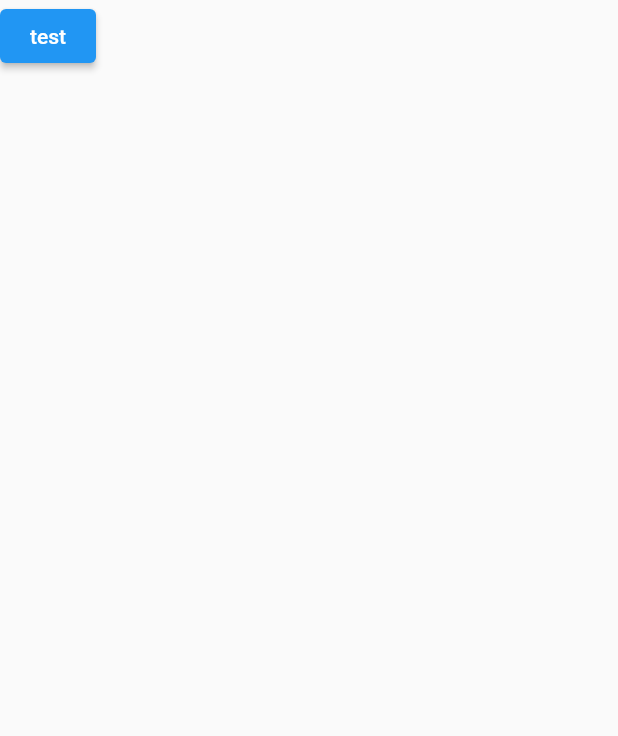
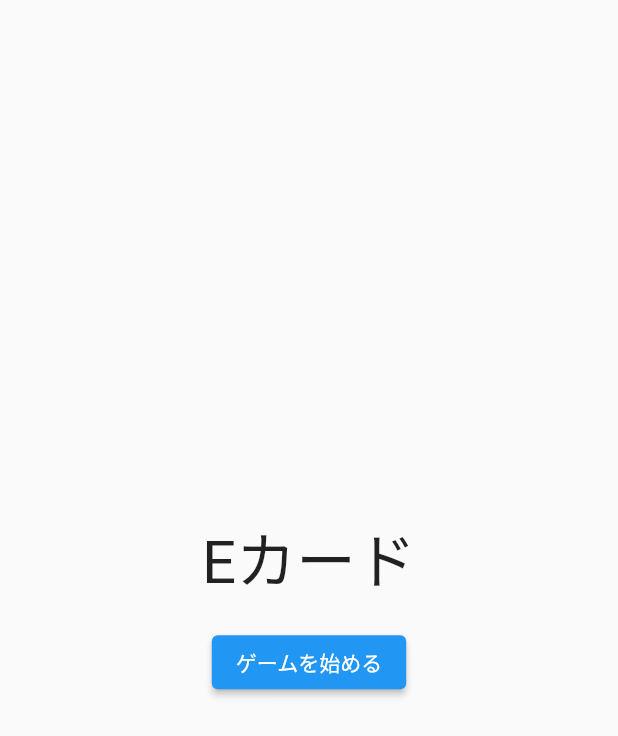
Before and after one commit to K-shir0/e-card, a Flutter app: the screen it shows after launch, on a phone screen of 412 x 824 dp. Shown: the top 736 px of the screen. Run offline on Flutter 3.47's test engine with Material 2 defaults, Android fonts, the phone set to English and light mode, and no system bars; our stand-ins replace flutter_hooks, freezed_annotation, hooks_riverpod; missing offline and left inert: flutter_state_notifier.

Commit message:
feat: タイトル画面を作成

```diff
--- a/lib/pages/start.dart
+++ b/lib/pages/start.dart
@@ -4,9 +4,20 @@ class StartPage extends StatelessWidget {
   @override
   Widget build(BuildContext context) {
     return Scaffold(
-      body: ElevatedButton(
-        onPressed: () => Navigator.pushNamed(context, '/play'),
-        child: Text("test"),
+      body: Center(
+        child: Column(
+          mainAxisAlignment: MainAxisAlignment.center,
+          children: [
+            Text("Eカード", style: const TextStyle(fontSize: 40),),
+            Padding(
+              padding: const EdgeInsets.all(16.0),
+              child: ElevatedButton(
+                onPressed: () => Navigator.pushNamed(context, '/play'),
+                child: Text("ゲームを始める"),
+              ),
+            ),
+          ],
+        ),
       ),
     );
   }
```
